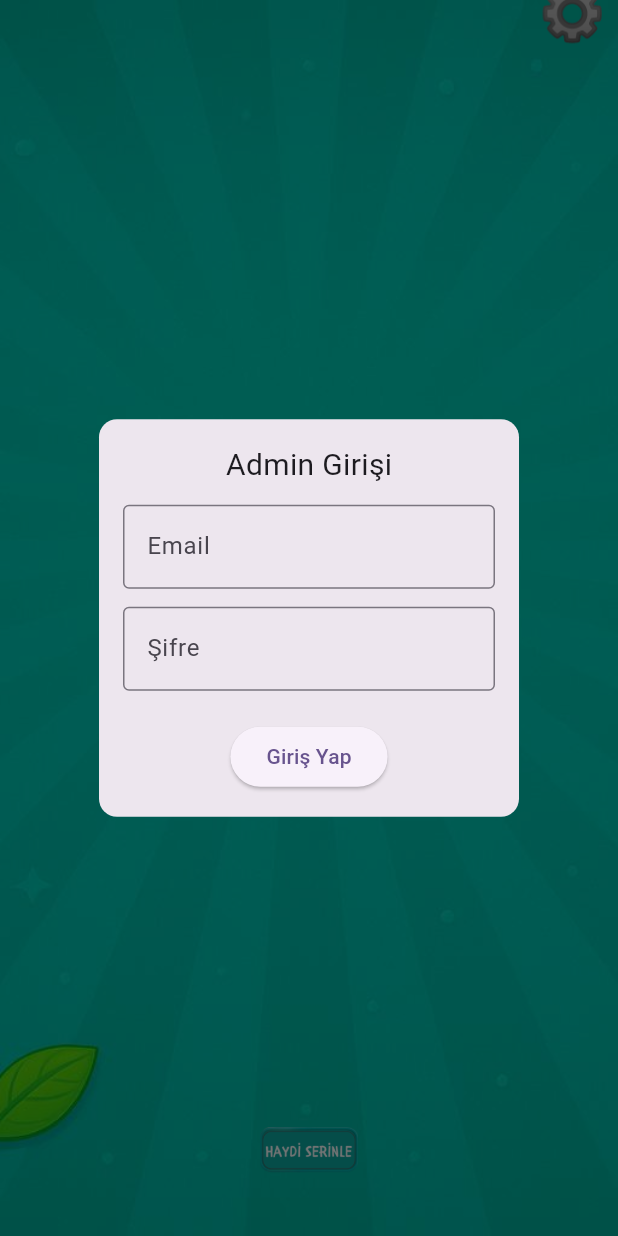
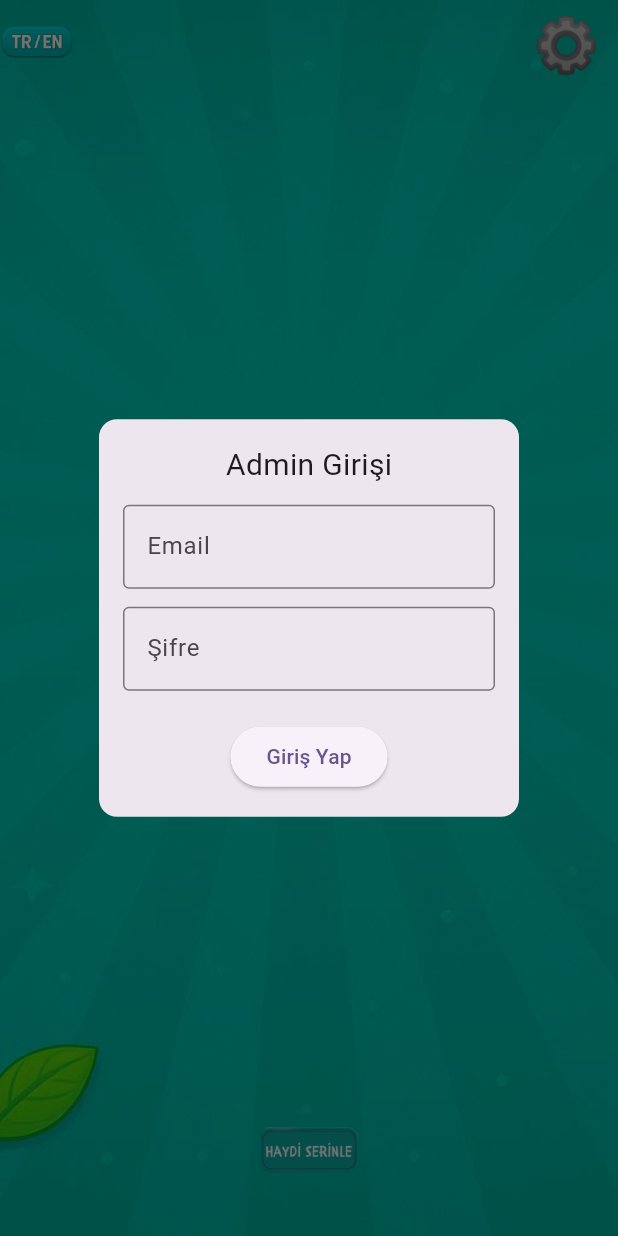
Before and after one commit to Erimsaholut/vending_machine_kiosk_app, a Flutter app: the screen it shows after launch, after a tap on "⚙️", on a phone screen of 412 x 824 dp. Run offline on Flutter 3.47's test engine with Material 3 defaults, Android fonts, the phone set to English and light mode, and no system bars; our stand-ins replace cloud_firestore, firebase_auth, firebase_core; accounts and stored records are empty.

Commit message:
Bug fixes

```diff
--- a/lib/home_page.dart
+++ b/lib/home_page.dart
@@ -14,9 +14,9 @@ class HomePage extends StatefulWidget {
 }
 
 class _HomePageState extends State<HomePage> with SingleTickerProviderStateMixin {
-
   late AnimationController _controller;
   late Animation<double> _animation;
+
   @override
   void initState() {
     super.initState();
@@ -28,28 +28,7 @@ class _HomePageState extends State<HomePage> with SingleTickerProviderStateMixin
     _animation = Tween<double>(begin: 1.0, end: 1.08).animate(
       CurvedAnimation(parent: _controller, curve: Curves.easeInOut),
     );
-    // Async processing status check after animation setup
-    _checkProcessingStatusAsync();
-  }
-  Future<void> _checkProcessingStatusAsync() async {
-    try {
-      final doc = await FirebaseFirestore.instance
-          .collection('machines')
-          .doc('M-0001')
-          .get();
-      final data = doc.data();
-      final processing = data?['processing'] as Map<String, dynamic>?;
-      if (processing?['isActive'] == true && mounted) {
-        WidgetsBinding.instance.addPostFrameCallback((_) {
-          Navigator.pushReplacement(
-            context,
-            MaterialPageRoute(builder: (_) => const ProcessingPage()),
-          );
-        });
-      }
-    } catch (e) {
-      debugPrint('Async processing kontrolü hatası: $e');
-    }
+
   }
 
   @override
@@ -90,53 +69,44 @@ class _HomePageState extends State<HomePage> with SingleTickerProviderStateMixin
       );
     }
   }
+
   @override
   Widget build(BuildContext context) {
-    return Scaffold(
-      body: LayoutBuilder(
-        builder: (context, constraints) {
-          final screenHeight = constraints.maxHeight;
-          final screenWidth = constraints.maxWidth;
+    final screenWidth = MediaQuery.of(context).size.width;
+    final screenHeight = MediaQuery.of(context).size.height;
 
     final logoWidth = screenWidth * 0.35;
     final startButtonWidth = screenWidth * 0.16;
-          final langButtonSize = screenWidth * 0.08;
     final bottomPadding = screenHeight * 0.05;
 
-          return Stack(
-            fit: StackFit.expand,
-            children: [
-              // Arka plan
-              Image.asset(
-                'assets/wallpapers/wallpaper_empty.jpeg',
-                fit: BoxFit.cover,
-              ),
-
-              // Sol üstteki dil değiştirme butonu
-              Positioned(
-                top: screenHeight * -0.05,
-                left: screenWidth * 0.001,
-                child: SafeArea(
+    return Scaffold(
+      extendBodyBehindAppBar: true,
+      appBar: PreferredSize(
+        preferredSize: Size.fromHeight(screenWidth * 0.18),
+        child: AppBar(
+          backgroundColor: Colors.transparent,
+          elevation: 0,
+          foregroundColor: Colors.white,
+          leadingWidth: screenWidth * 0.1,
+          leading: Padding(
+            padding: const EdgeInsets.only(left: 8),
             child: GestureDetector(
               onTap: () {
                 toggleLanguage();
                 setState(() {});
               },
+              child: Transform.scale(
+                scale: 1.8,
                 child: Image.asset(
                   'assets/buttons_new/lang_change.png',
-                      width: langButtonSize,
-                      height: langButtonSize,
                   fit: BoxFit.contain,
                 ),
               ),
             ),
           ),
-
-              // Sağ üstteki ayarlar butonu
-              Positioned(
-                top: -25,
-                right: 0,
-                child: SafeArea(
+          actions: [
+            Padding(
+              padding: const EdgeInsets.only(right: 12, top: 4),
               child: GestureDetector(
                 onTap: () {
                   showDialog(
@@ -144,17 +114,44 @@ class _HomePageState extends State<HomePage> with SingleTickerProviderStateMixin
                     builder: (_) => const AdminKeypadDialog(),
                   );
                 },
-                    child: const Padding(
-                      padding: EdgeInsets.all(8.0),
-                      child: Text(
+                child: const Text(
                   '⚙️',
                   style: TextStyle(fontSize: 36),
                 ),
               ),
             ),
+          ],
         ),
       ),
-
+      body: StreamBuilder<DocumentSnapshot>(
+        stream: FirebaseFirestore.instance.collection('machines').doc('M-0001').snapshots(),
+        builder: (context, snapshot) {
+          if (!snapshot.hasData) {
+            return const Center(child: CircularProgressIndicator());
+          }
+          final data = snapshot.data?.data() as Map<String, dynamic>?;
+          final processing = data?['processing'] as Map<String, dynamic>?;
+          if (processing?['isActive'] == true) {
+            WidgetsBinding.instance.addPostFrameCallback((_) {
+              if (mounted) {
+                Navigator.pushReplacement(
+                  context,
+                  MaterialPageRoute(builder: (_) => const ProcessingPage()),
+                );
+              }
+            });
+            return const SizedBox.shrink();
+          }
+          // If not active, show home body as before
+          return LayoutBuilder(
+            builder: (context, constraints) {
+              return Stack(
+                fit: StackFit.expand,
+                children: [
+                  Image.asset(
+                    'assets/wallpapers/wallpaper_empty.jpeg',
+                    fit: BoxFit.cover,
+                  ),
                   // Ortadaki logo (breathing efekt)
                   Center(
                     child: AnimatedBuilder(
@@ -172,7 +169,6 @@ class _HomePageState extends State<HomePage> with SingleTickerProviderStateMixin
                       ),
                     ),
                   ),
-
                   // Alt ortadaki Başla butonu
                   Positioned(
                     bottom: bottomPadding,
@@ -189,6 +185,8 @@ class _HomePageState extends State<HomePage> with SingleTickerProviderStateMixin
                 ],
               );
             },
+          );
+        },
       ),
     );
   }
--- a/lib/pages/panels/admin_panel_page.dart
+++ b/lib/pages/panels/admin_panel_page.dart
@@ -127,7 +127,7 @@ class _AdminPanelPageState extends State<AdminPanelPage> {
           children: [
             Text(title, style: const TextStyle(fontSize: 18, fontWeight: FontWeight.bold)),
             const SizedBox(height: 8),
-            ...data.entries.map((e) {
+            ...data.entries.where((e) => e.value is num).map((e) {
               final key = e.key;
               final value = e.value ?? 0;
               final maxVal = limits[key] ?? 100;
```
Also changed, not shown: lib/pages/panels/service_panel_page.dart (+12 -0 lines), lib/pages/payment_page.dart (+2 -14 lines), lib/pages/processing_page.dart (+34 -15 lines), lib/pages/refund_animation_page.dart (+8 -3 lines), lib/pages/test_refund_page.dart (+11 -1 lines). Lines whose indentation alone changed are shown as unchanged.
